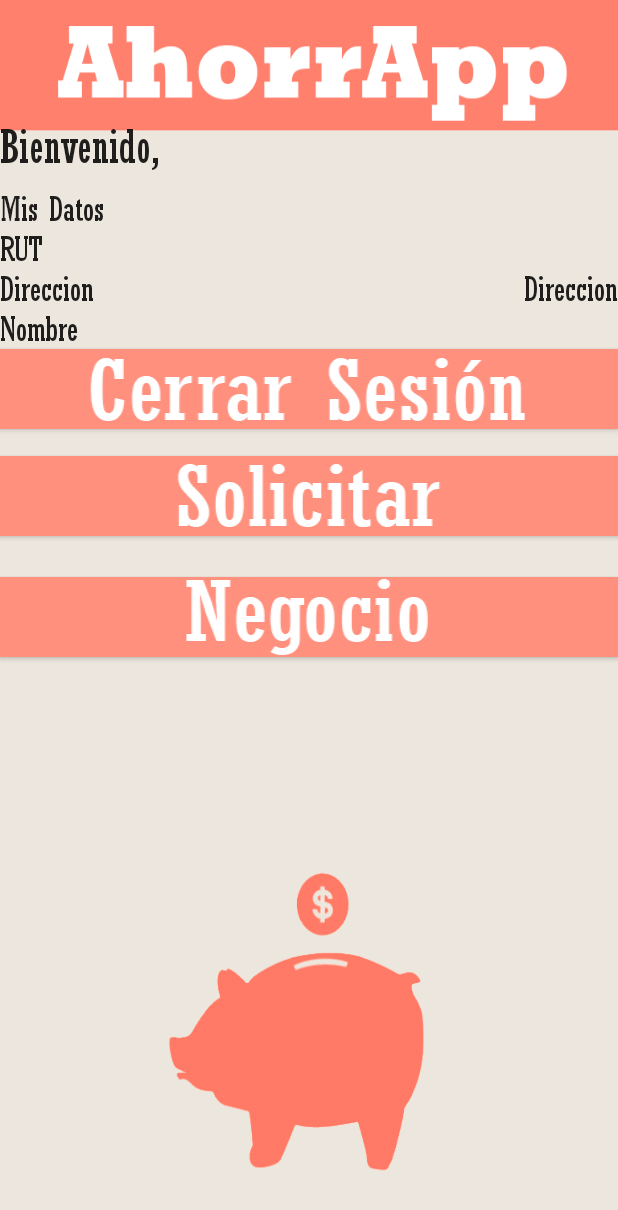
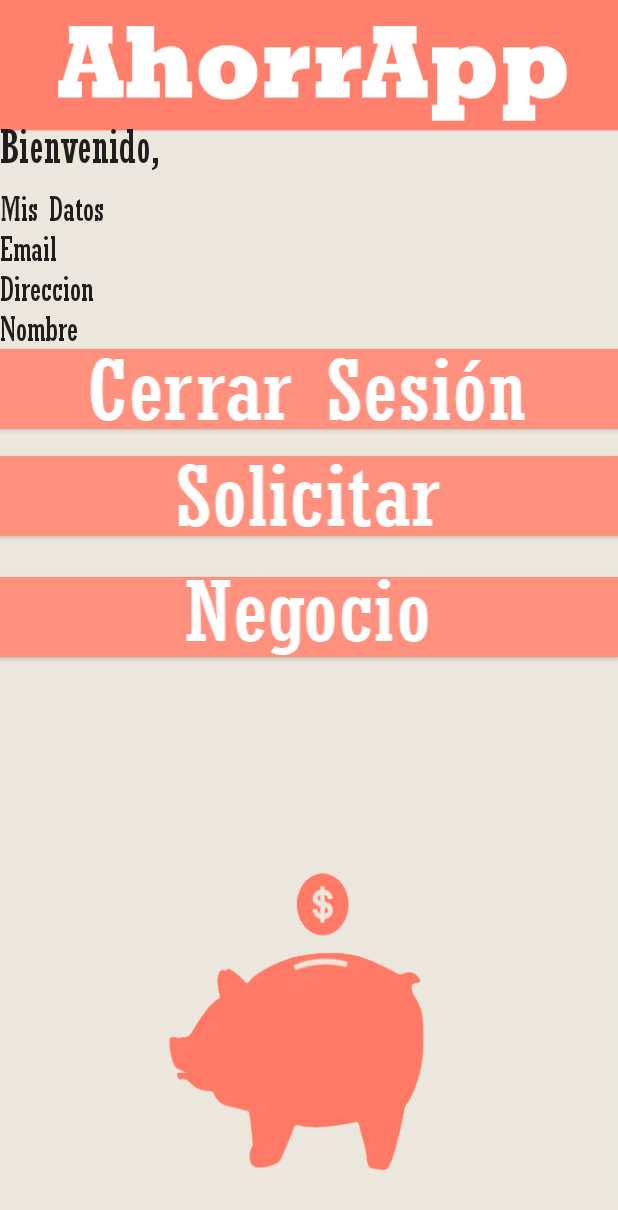
Before and after one commit to micheleuno/Ahorrapp, an Android app: the Perfil screen opened directly, with no data from a screen before it, on a phone screen of 412 x 824 dp. Shown: the top 1210 px of the screen. Run offline under Robolectric (Android 15) with nearby library versions, the phone set to English and light mode, and no system bars; 1 statement that could not run was skipped.

Commit message:
Arreglado el sistema de registro Arreglado los datos a mostrar en el perfil

```diff
--- a/app/src/main/java/com/ahorrapp/ahorrapp/Comentarios.java
+++ b/app/src/main/java/com/ahorrapp/ahorrapp/Comentarios.java
@@ -4,6 +4,7 @@ import android.app.ProgressDialog;
 import android.os.AsyncTask;
 import android.os.Bundle;
 import android.support.v4.app.FragmentActivity;
+import android.util.Log;
 import android.view.View;
 import android.view.View.OnClickListener;
 import android.view.inputmethod.InputMethodManager;
@@ -88,8 +89,10 @@ public class Comentarios extends FragmentActivity {
             try {
                 int success = jsonp.getInt(Comentarios.TAG_SUCCESS);
                 if (success == 1) {
+
                     Comentarios.this.productsp = jsonp.getJSONArray(Comentarios.TAG_COMENTARIO);
                     // Recorriendo todos los comentario
+
                     for (int j = 0; j < Comentarios.this.productsp.length(); j++) {
                         JSONObject p = Comentarios.this.productsp.getJSONObject(j);
                         // Guardando cada comentario
@@ -102,6 +105,7 @@ public class Comentarios extends FragmentActivity {
                         pro.put(Comentarios.TAG_USUARIO, usuario);
                         Comentarios.this.productos.add(pro);
                     }
+
                 }
             } catch (JSONException e) {
                 e.printStackTrace();
--- a/app/src/main/java/com/ahorrapp/ahorrapp/Menu.java
+++ b/app/src/main/java/com/ahorrapp/ahorrapp/Menu.java
@@ -30,6 +30,8 @@ public class Menu extends Activity {
     private static final String TAG_N_USUARIO = "Username";//daigosk
     private static final String TAG_RUT = "Rut_usuario";
     private static final String TAG_ID = "Id_establecimiento";
+    private static final String TAG_EMAIL = "Email_usuario";
+    private static final String TAG_DIRECCION = "Direccion_usuario";
     private  String username,password;
     private EditText user, pass;
     private ProgressDialog pDialog;
@@ -101,7 +103,7 @@ public class Menu extends Activity {
                     products = json.getJSONArray(TAG_USUARIO);
                     JSONObject c = products.getJSONObject(0);
                     // Storing each json item in variable
-                    session.createLoginSession(c.getString(TAG_N_USUARIO), c.getString(TAG_NOMBRE), c.getString(TAG_RUT),c.getString(TAG_ID));
+                    session.createLoginSession(c.getString(TAG_N_USUARIO), c.getString(TAG_NOMBRE), c.getString(TAG_RUT),c.getString(TAG_ID),c.getString(TAG_EMAIL),c.getString(TAG_DIRECCION));
                     Intent i = new Intent(Menu.this, Perfil.class);
                     startActivity(i);
                     finish();
--- a/app/src/main/java/com/ahorrapp/ahorrapp/Perfil.java
+++ b/app/src/main/java/com/ahorrapp/ahorrapp/Perfil.java
@@ -22,30 +22,40 @@ public class Perfil extends Activity {
         HashMap<String, String> user = session.getUserDetails();
         String name = user.get(SessionManager.TAG_NOMBRE);
         String nombre_pila = user.get(SessionManager.TAG_N_USUARIO);
-        String rut = user.get(SessionManager.TAG_RUT);
+        String direccion_usuario = user.get(SessionManager.TAG_DIRECCION);
+        String email_usuario = user.get(SessionManager.TAG_EMAIL);
         String id = user.get(SessionManager.TAG_LOCAL);
         Typeface typeFace=Typeface.createFromAsset(getAssets(),"font/rockwell condensed.ttf");
+
         TextView nombre =(TextView) findViewById(R.id.txtNombrePersona);
         nombre.setTypeface(typeFace);
         nombre.setText(name);
-        TextView Rut =(TextView) findViewById(R.id.txtRut);
-        Rut.setTypeface(typeFace);
-        Rut.setText(rut);
-        TextView username =(TextView) findViewById(R.id.txtEmail);
+
+        TextView direccion =(TextView) findViewById(R.id.txtDireccionPersona);
+        direccion.setTypeface(typeFace);
+        direccion.setText(direccion_usuario);
+
+        TextView email =(TextView) findViewById(R.id.txtemailpersona);
+        email.setTypeface(typeFace);
+        email.setText(email_usuario);
+
+
+       TextView username =(TextView) findViewById(R.id.txtEmail);
         username.setTypeface(typeFace);
         username.setText(nombre_pila);
         TextView text1 =(TextView) findViewById(R.id.textbienvenido);
         text1.setTypeface(typeFace);
         TextView text2 =(TextView) findViewById(R.id.textdatos);
         text2.setTypeface(typeFace);
-        TextView text3 =(TextView) findViewById(R.id.textrut);
-        text3.setTypeface(typeFace);
         TextView text4 =(TextView) findViewById(R.id.textdireccion);
         text4.setTypeface(typeFace);
         TextView text5 =(TextView) findViewById(R.id.txtDireccionPersona);
         text5.setTypeface(typeFace);
         TextView text6 =(TextView) findViewById(R.id.textnombre);
         text6.setTypeface(typeFace);
+        TextView text7 =(TextView) findViewById(R.id.textemail);
+        text7.setTypeface(typeFace);
+
         final Button cerrar = (Button) findViewById(R.id.btncerrar);
         cerrar.setOnClickListener(new View.OnClickListener() {
             @Override
--- a/app/src/main/java/com/ahorrapp/ahorrapp/SessionManager.java
+++ b/app/src/main/java/com/ahorrapp/ahorrapp/SessionManager.java
@@ -28,6 +28,8 @@ public class SessionManager {
     public static final String TAG_RUT = "Rut_usuario";
     // Id local  (make variable public to access from outside) 0 si no es dueno de ninguno
     public static final String TAG_LOCAL = "Id_local";
+    public static final String TAG_EMAIL = "Email";
+    public static final String TAG_DIRECCION = "Direccion";
 
     // Constructor
     public SessionManager(Context context){
@@ -39,7 +41,7 @@ public class SessionManager {
     /**
      * Create login session
      * */
-    public void createLoginSession(String name, String username, String Rut,String Id){
+    public void createLoginSession(String name, String username, String Rut,String Id,String email, String direccion){
         // Storing login value as TRUE
         editor.putBoolean(IS_LOGIN, true);
 
@@ -53,6 +55,8 @@ public class SessionManager {
 
         // Storing Rut in pref
         editor.putString(TAG_LOCAL, Id);
+        editor.putString(TAG_EMAIL, email);
+        editor.putString(TAG_DIRECCION, direccion);
 
         // commit changes
         editor.commit();
@@ -113,6 +117,8 @@ public class SessionManager {
         // user  id
         user.put(TAG_LOCAL, pref.getString(TAG_LOCAL, null));
         // return user
+        user.put(TAG_EMAIL, pref.getString(TAG_EMAIL, null));
+        user.put(TAG_DIRECCION, pref.getString(TAG_DIRECCION, null));
         return user;
     }
     /**
--- a/app/src/main/res/layout/perfil.xml
+++ b/app/src/main/res/layout/perfil.xml
@@ -58,8 +58,8 @@
             android:layout_width="wrap_content"
             android:layout_height="wrap_content"
             android:textAppearance="?android:attr/textAppearanceLarge"
-            android:text="RUT"
-            android:id="@+id/textrut"
+            android:text="Email"
+            android:id="@+id/textemail"
             android:layout_column="0"
             android:layout_row="2" />
 
@@ -85,8 +85,8 @@
             android:layout_width="wrap_content"
             android:layout_height="wrap_content"
             android:textAppearance="?android:attr/textAppearanceLarge"
-            android:text="Rut"
-            android:id="@+id/txtRut"
+            android:text="Email"
+            android:id="@+id/txtemailpersona"
             android:layout_column="3"
             android:layout_row="2" />
 
```
Also changed, not shown: app/src/main/java/com/ahorrapp/ahorrapp/Registro.java (+37 -12 lines), app/src/main/res/layout/registro.xml (+5 -3 lines), 4 other files.
